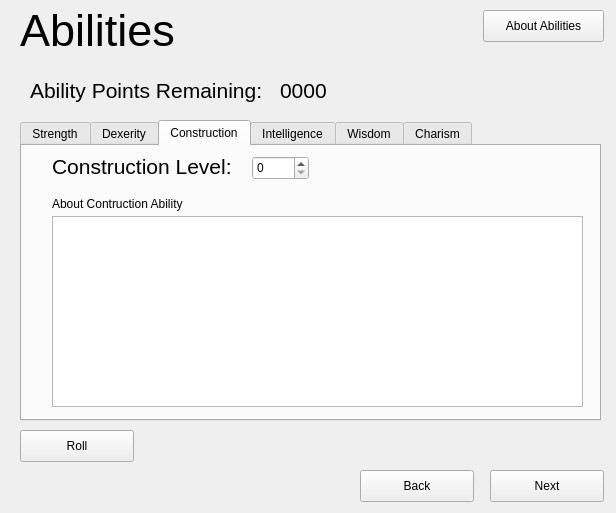
The window that dndprototype/abilities.ui (Jcamp44/dndBuilder) describes before a commit, drawn with Qt 5.
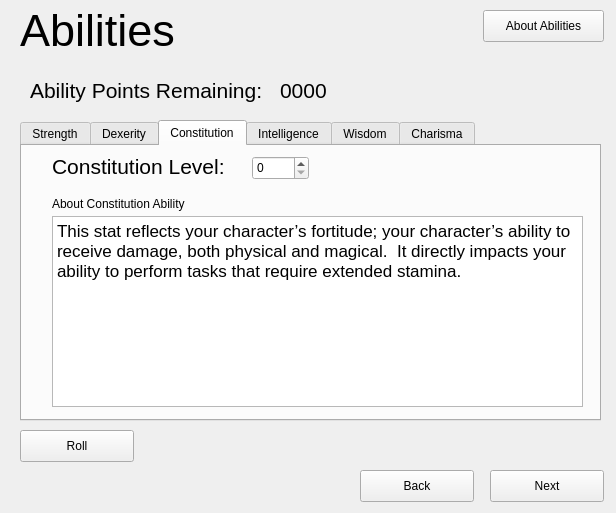
The same window after the commit. The open tabs and pages were chosen to show the change.

What changed in the file:
```diff
--- a/dndprototype/abilities.ui
+++ b/dndprototype/abilities.ui
@@ -155,7 +155,7 @@
    </widget>
    <widget class="QWidget" name="tabConstruction">
     <attribute name="title">
-     <string>Construction</string>
+     <string>Constitution</string>
     </attribute>
     <widget class="QSpinBox" name="spinCon">
      <property name="geometry">
@@ -183,7 +183,7 @@
       </font>
      </property>
      <property name="text">
-      <string>Construction Level:</string>
+      <string>Constitution Level:</string>
      </property>
     </widget>
     <widget class="QTextBrowser" name="textCon">
@@ -200,7 +200,7 @@
 &lt;html&gt;&lt;head&gt;&lt;meta name=&quot;qrichtext&quot; content=&quot;1&quot; /&gt;&lt;style type=&quot;text/css&quot;&gt;
 p, li { white-space: pre-wrap; }
 &lt;/style&gt;&lt;/head&gt;&lt;body style=&quot; font-family:'Ubuntu'; font-size:9pt; font-weight:400; font-style:normal;&quot;&gt;
-&lt;p style=&quot;-qt-paragraph-type:empty; margin-top:12px; margin-bottom:12px; margin-left:0px; margin-right:0px; -qt-block-indent:0; text-indent:0px; font-family:'Lucida Grande'; font-size:13pt;&quot;&gt;&lt;br /&gt;&lt;/p&gt;&lt;/body&gt;&lt;/html&gt;</string>
+&lt;p style=&quot; margin-top:0px; margin-bottom:0px; margin-left:0px; margin-right:0px; -qt-block-indent:0; text-indent:0px;&quot;&gt;&lt;span style=&quot; font-family:'Lucida Grande'; font-size:13pt;&quot;&gt;This stat reflects your character’s fortitude; your character’s ability to receive damage, both physical and magical.  It directly impacts your ability to perform tasks that require extended stamina.&lt;/span&gt;&lt;/p&gt;&lt;/body&gt;&lt;/html&gt;</string>
      </property>
     </widget>
     <widget class="QLabel" name="lblConAbout">
@@ -213,7 +213,7 @@
       </rect>
      </property>
      <property name="text">
-      <string>About Contruction Ability</string>
+      <string>About Constitution Ability</string>
      </property>
     </widget>
    </widget>
@@ -347,7 +347,7 @@
    </widget>
    <widget class="QWidget" name="tabCharism">
     <attribute name="title">
-     <string>Charism</string>
+     <string>Charisma</string>
     </attribute>
     <widget class="QSpinBox" name="spinCha">
      <property name="geometry">
```
Left out of the diff: 16 changed lines with no effect on the pictures.
